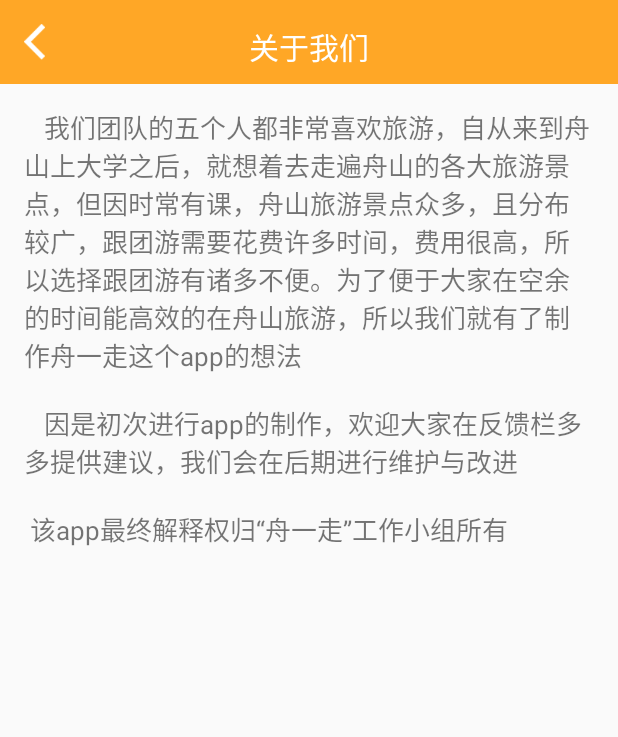
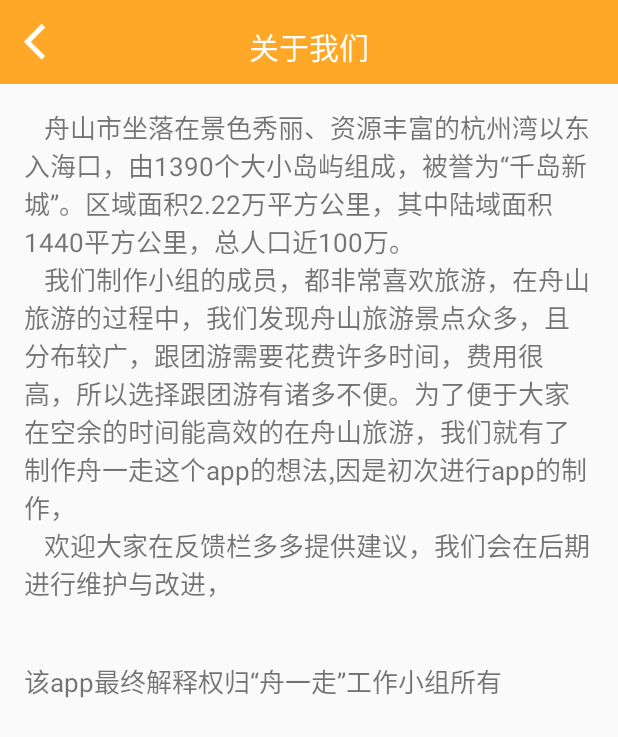
Before and after one commit to Mason-Xu/WalkZhoushan, an Android app: the Setting_about screen opened directly, with no data from a screen before it, on a phone screen of 412 x 824 dp. Shown: the top 737 px of the screen. Run offline under Robolectric (Android 15) with nearby library versions, the phone set to English and light mode, and no system bars; libraries missing offline, so code that uses them is left out: cn.bmob.v3, rx.subscriptions.

Commit message:
:sparkles: change about and fix intent

```diff
--- a/app/src/main/java/com/example/walkzhoushan/HomeFragment.java
+++ b/app/src/main/java/com/example/walkzhoushan/HomeFragment.java
@@ -90,8 +90,7 @@ public class HomeFragment extends Fragment implements View.OnClickListener {
                 startActivity(new Intent(getActivity(), PointPageActivity.class));
                 break;
             case R.id.strategy_img:
-                Intent intent3 = new Intent(getActivity(), Home_Strategy.class);
-                startActivity(intent3);
+                startActivity(new Intent(getActivity(), Home_Strategy.class));
                 break;
             case R.id.watchallstrategy_textview:
                 startActivity(new Intent(getActivity(), NoDevelop.class));
--- a/app/src/main/res/values/styles.xml
+++ b/app/src/main/res/values/styles.xml
@@ -23,8 +23,9 @@
     <style name="AppTheme.PopupOverlay" parent="ThemeOverlay.AppCompat.Light" />
     <string name="help">如需帮助 或 发现本程序的 Bug ,请发邮件至 zhouyizou1234@163.com .\n \n
     感谢你的陪伴! 我们团队会把App做的越来越好 (◍•ᴗ•◍) </string>
-    <string name="about">\t我们团队的五个人都非常喜欢旅游，自从来到舟山上大学之后，就想着去走遍舟山的各大旅游景点，但因时常有课，舟山旅游景点众多，且分布较广，跟团游需要花费许多时间，费用很高，所以选择跟团游有诸多不便。为了便于大家在空余的时间能高效的在舟山旅游，所以我们就有了制作舟一走这个app的想法  \n\n
-    \t因是初次进行app的制作，欢迎大家在反馈栏多多提供建议，我们会在后期进行维护与改进\n\n
-    该app最终解释权归“舟一走”工作小组所有</string>
+    <string name="about">\t舟山市坐落在景色秀丽、资源丰富的杭州湾以东入海口，由1390个大小岛屿组成，被誉为“千岛新城”。区域面积2.22万平方公里，其中陆域面积1440平方公里，总人口近100万。
+        \n\t我们制作小组的成员，都非常喜欢旅游，在舟山旅游的过程中，我们发现舟山旅游景点众多，且分布较广，跟团游需要花费许多时间，费用很高，所以选择跟团游有诸多不便。为了便于大家在空余的时间能高效的在舟山旅游，我们就有了制作舟一走这个app的想法,因是初次进行app的制作，
+        \n\t欢迎大家在反馈栏多多提供建议，我们会在后期进行维护与改进，
+        \n\n\n该app最终解释权归“舟一走”工作小组所有</string>
 
 </resources>
```
